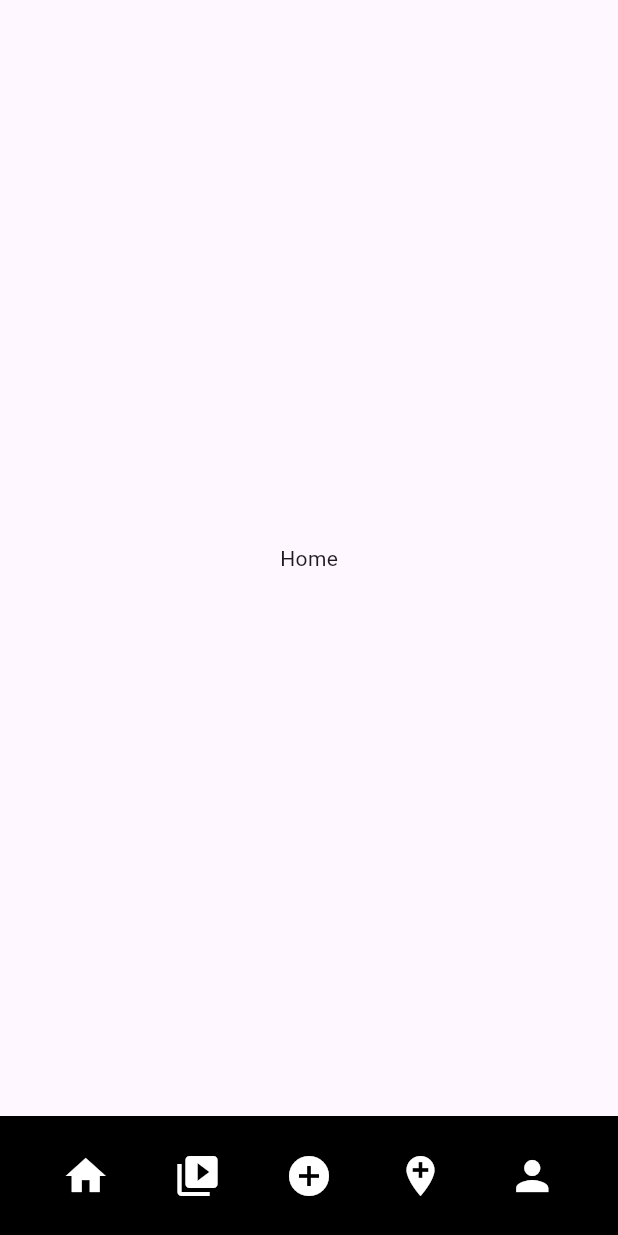
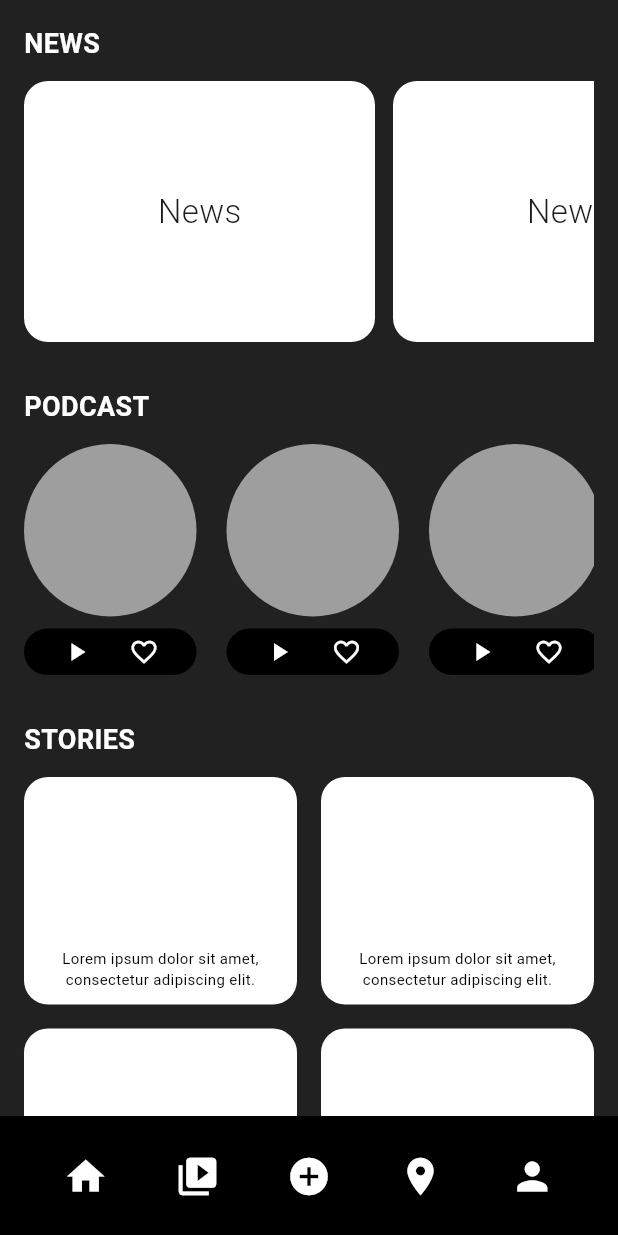
Before and after one commit to AxdaTFK/AplicacionParanormal, a Flutter app: the screen it shows after launch, on a phone screen of 412 x 824 dp. Run offline on Flutter 3.47's test engine with Material 3 defaults, Android fonts, the phone set to English and light mode, and no system bars.

Commit message:
Update main.dart

```diff
--- a/umbral/lib/main.dart
+++ b/umbral/lib/main.dart
@@ -10,12 +10,18 @@ class MainApp extends StatelessWidget {
   @override
   Widget build(BuildContext context) {
     return MaterialApp(
+      debugShowCheckedModeBanner: false,
+
       home: Scaffold(
-        body: const Center(
-          child: Text('Home'),
+        backgroundColor: Colors.grey[900],
+
+        body: const SafeArea(
+          child: SingleChildScrollView(
+            child: Frame33(),
+          ),
         ),
 
-        bottomNavigationBar: Bottombar(),
+        bottomNavigationBar: const Bottombar(),
       ),
     );
   }
@@ -27,21 +33,224 @@ class Bottombar extends StatelessWidget {
   @override
   Widget build(BuildContext context) {
     return Container(
-      width: double.infinity,
       height: 80,
-      padding: const EdgeInsets.symmetric(horizontal: 20, vertical: 8),
       color: Colors.black,
+      padding: const EdgeInsets.symmetric(horizontal: 20),
 
       child: const Row(
         mainAxisAlignment: MainAxisAlignment.spaceAround,
         children: [
-          Icon(Icons.home, color: Colors.white, size: 32),
-          Icon(Icons.video_library, color: Colors.white, size: 32),
-          Icon(Icons.add_circle, color: Colors.white, size: 32),
-          Icon(Icons.add_location, color: Colors.white, size: 32),
-          Icon(Icons.person, color: Colors.white, size: 32),
+          Icon(Icons.home, color: Colors.white, size: 30),
+          Icon(Icons.video_library, color: Colors.white, size: 30),
+          Icon(Icons.add_circle, color: Colors.white, size: 30),
+          Icon(Icons.location_on, color: Colors.white, size: 30),
+          Icon(Icons.person, color: Colors.white, size: 30),
         ],
       ),
     );
   }
 }
+
+class Frame33 extends StatelessWidget {
+  const Frame33({super.key});
+
+  @override
+  Widget build(BuildContext context) {
+    return Padding(
+      padding: const EdgeInsets.all(16),
+
+      child: Column(
+        crossAxisAlignment: CrossAxisAlignment.start,
+        children: [
+          const SectionTitle(title: "NEWS"),
+
+          const SizedBox(height: 12),
+
+          SingleChildScrollView(
+            scrollDirection: Axis.horizontal,
+            child: Row(
+              children: List.generate(
+                6,
+                (index) => const NewsCard(),
+              ),
+            ),
+          ),
+
+          const SizedBox(height: 30),
+
+          const SectionTitle(title: "PODCAST"),
+
+          const SizedBox(height: 12),
+
+          SingleChildScrollView(
+            scrollDirection: Axis.horizontal,
+            child: Row(
+              children: List.generate(
+                6,
+                (index) => const PodcastCard(),
+              ),
+            ),
+          ),
+
+          const SizedBox(height: 30),
+
+          const SectionTitle(title: "STORIES"),
+
+          const SizedBox(height: 12),
+
+          GridView.builder(
+            shrinkWrap: true,
+            physics: const NeverScrollableScrollPhysics(),
+            itemCount: 6,
+
+            gridDelegate:
+                const SliverGridDelegateWithFixedCrossAxisCount(
+                  crossAxisCount: 2,
+                  crossAxisSpacing: 16,
+                  mainAxisSpacing: 16,
+                  childAspectRatio: 1.2,
+                ),
+
+            itemBuilder: (context, index) {
+              return const StoryCard();
+            },
+          ),
+        ],
+      ),
+    );
+  }
+}
+
+class SectionTitle extends StatelessWidget {
+  final String title;
+
+  const SectionTitle({
+    super.key,
+    required this.title,
+  });
+
+  @override
+  Widget build(BuildContext context) {
+    return Text(
+      title,
+      style: const TextStyle(
+        color: Colors.white,
+        fontSize: 18,
+        fontWeight: FontWeight.bold,
+      ),
+    );
+  }
+}
+
+class NewsCard extends StatelessWidget {
+  const NewsCard({super.key});
+
+  @override
+  Widget build(BuildContext context) {
+    return Container(
+      width: 234,
+      height: 174,
+      margin: const EdgeInsets.only(right: 12),
+
+      decoration: BoxDecoration(
+        color: Colors.white,
+        borderRadius: BorderRadius.circular(16),
+      ),
+
+      child: const Center(
+        child: Text(
+          "News",
+          style: TextStyle(
+            fontSize: 22,
+            fontWeight: FontWeight.w300,
+          ),
+        ),
+      ),
+    );
+  }
+}
+
+class PodcastCard extends StatelessWidget {
+  const PodcastCard({super.key});
+
+  @override
+  Widget build(BuildContext context) {
+    return Container(
+      width: 115,
+      margin: const EdgeInsets.only(right: 20),
+
+      child: Column(
+        children: [
+          Container(
+            width: 115,
+            height: 115,
+
+            decoration: BoxDecoration(
+              color: Colors.grey,
+              borderRadius: BorderRadius.circular(57.5),
+            ),
+          ),
+
+          const SizedBox(height: 8),
+
+          Container(
+            width: 115,
+            height: 31,
+
+            decoration: BoxDecoration(
+              color: Colors.black,
+              borderRadius: BorderRadius.circular(42),
+            ),
+
+            child: const Row(
+              mainAxisAlignment: MainAxisAlignment.spaceEvenly,
+              children: [
+                Icon(
+                  Icons.play_arrow,
+                  color: Colors.white,
+                  size: 20,
+                ),
+
+                Icon(
+                  Icons.favorite_border,
+                  color: Colors.white,
+                  size: 20,
+                ),
+              ],
+            ),
+          ),
+        ],
+      ),
+    );
+  }
+}
+
+class StoryCard extends StatelessWidget {
+  const StoryCard({super.key});
+
+  @override
+  Widget build(BuildContext context) {
+    return Container(
+      padding: const EdgeInsets.all(10),
+
+      decoration: BoxDecoration(
+        color: Colors.white,
+        borderRadius: BorderRadius.circular(16),
+      ),
+
+      child: const Column(
+        mainAxisAlignment: MainAxisAlignment.end,
+        children: [
+          Text(
+            "Lorem ipsum dolor sit amet, consectetur adipiscing elit.",
+            textAlign: TextAlign.center,
+            style: TextStyle(
+              fontSize: 10,
+              color: Colors.black,
+            ),
+          ),
+        ],
+      ),
+    );
+  }
+}
```
